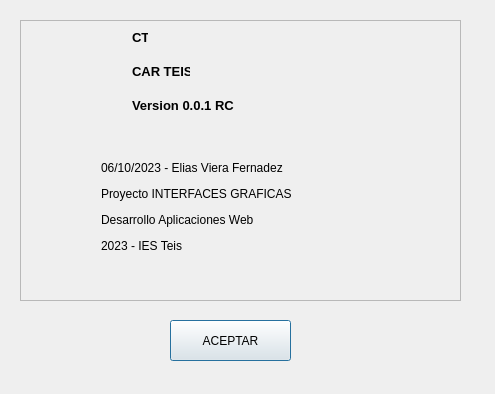
This is templates/ventana_acercade.ui in EliasVGZ/vierafernandez2324 as Qt 5 draws it before an edit. The edited form follows.
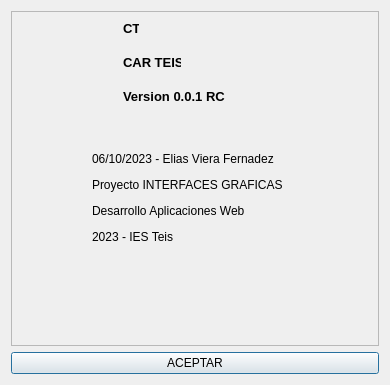
This is the edited form. Icons and pictures are not drawn.

Commit message: añadiendo layouts

Diff of the .ui file:
```diff
--- a/templates/ventana_acercade.ui
+++ b/templates/ventana_acercade.ui
@@ -6,8 +6,8 @@
    <rect>
     <x>0</x>
     <y>0</y>
-    <width>495</width>
-    <height>394</height>
+    <width>390</width>
+    <height>385</height>
    </rect>
   </property>
   <property name="windowTitle">
@@ -17,15 +17,9 @@
    <iconset>
     <normaloff>IMG/travel_car_BMV_1741.png</normaloff>IMG/travel_car_BMV_1741.png</iconset>
   </property>
+  <layout class="QGridLayout" name="gridLayout">
+   <item row="0" column="0">
   <widget class="QFrame" name="frame">
-   <property name="geometry">
-    <rect>
-     <x>20</x>
-     <y>20</y>
-     <width>441</width>
-     <height>281</height>
-    </rect>
-   </property>
    <property name="frameShape">
     <enum>QFrame::StyledPanel</enum>
    </property>
@@ -104,19 +98,15 @@
     </property>
    </widget>
   </widget>
+   </item>
+   <item row="1" column="0">
   <widget class="QPushButton" name="btnAceptar">
-   <property name="geometry">
-    <rect>
-     <x>170</x>
-     <y>320</y>
-     <width>121</width>
-     <height>41</height>
-    </rect>
-   </property>
    <property name="text">
     <string>ACEPTAR</string>
    </property>
   </widget>
+   </item>
+  </layout>
  </widget>
  <resources/>
  <connections/>
```
Left out of the diff: 4 changed lines with no effect on the pictures. Lines whose indentation alone changed are shown as unchanged. The commit also changes 14 other files.
